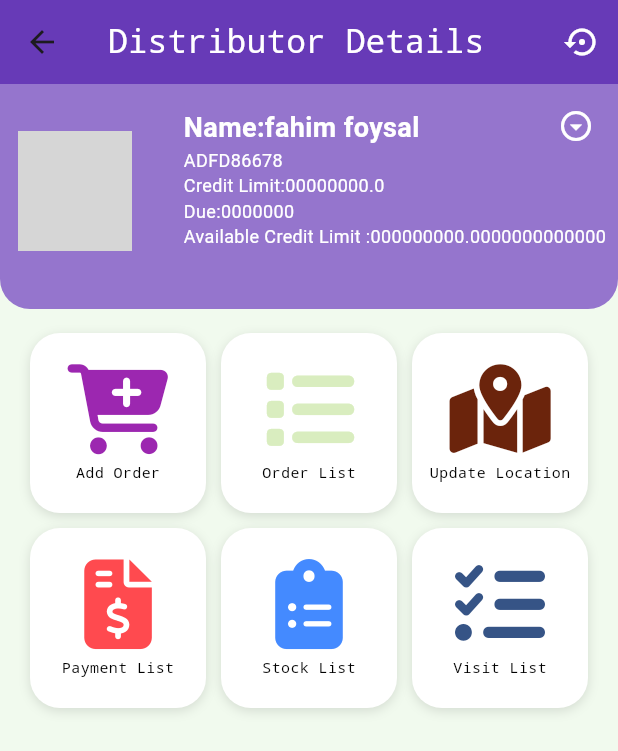
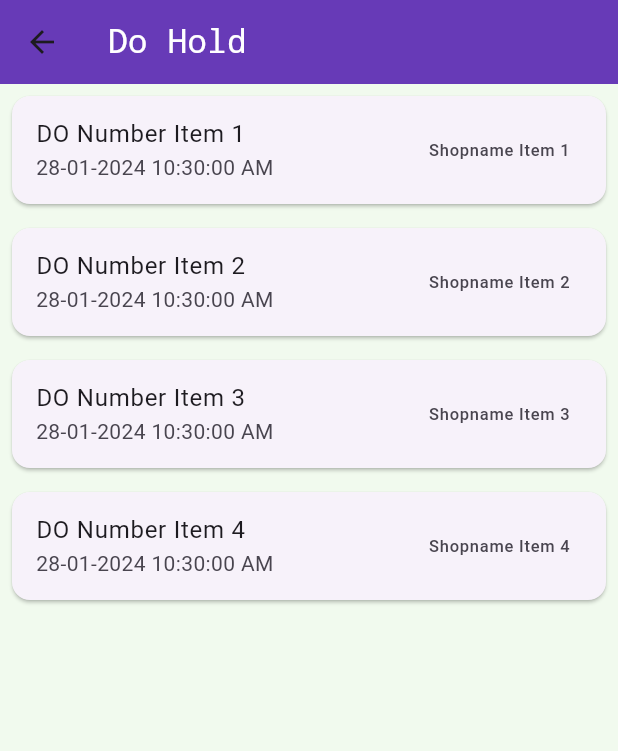
Before and after one commit to fahim-foyshal/robisalesautomationflutter, a Flutter app: the Detailedfeatures screen opened directly with sample values from the repository, after a tap on "Payment List", on a phone screen of 412 x 824 dp. Shown: the top 751 px of the screen. Run offline on Flutter 3.47's test engine with Material 3 defaults, Android fonts, the phone set to English and light mode, and no system bars; our stand-ins replace font_awesome_flutter, percent_indicator, pie_chart; network calls fail; grey boxes are pictures that could not be loaded.

Commit message:
dohold.dart added ✔

```diff
--- a/lib/view/detailedfeatures.dart
+++ b/lib/view/detailedfeatures.dart
@@ -2,6 +2,7 @@ import 'package:flutter/material.dart';
 import 'package:font_awesome_flutter/font_awesome_flutter.dart';
 
 import 'package:robisalesautomation/model/DistributorData.dart';
+import 'package:robisalesautomation/view/dohold.dart';
 import 'package:robisalesautomation/view/openshops.dart';
 import 'package:robisalesautomation/view/orderdelivery.dart';
 import 'package:robisalesautomation/view/tourplanadd.dart';
@@ -10,21 +11,18 @@ import '../utility/mycolors.dart';
 
 class Detailedfeatures extends StatefulWidget {
   final DistributorData distributorData;
-
   const Detailedfeatures({Key? key, required this.distributorData})
       : super(key: key);
-
   @override
   State<Detailedfeatures> createState() => _DetailedfeaturesState();
 }
-
 class _DetailedfeaturesState extends State<Detailedfeatures> {
   @override
   Widget build(BuildContext context) {
     DistributorData distributorData = widget.distributorData;
     return Scaffold(
       appBar: AppBar(
-        title: Text(
+        title: const Text(
           "Distributor Details",
           style: TextStyle(color: Colors.white,fontFamily: "monospace",),
         ),
@@ -32,7 +30,7 @@ class _DetailedfeaturesState extends State<Detailedfeatures> {
         actions: [
           IconButton(
             onPressed: () {},
-            icon: Icon(
+            icon: const Icon(
               Icons.settings_backup_restore,
               color: Colors.white,
             ),
@@ -45,9 +43,9 @@ class _DetailedfeaturesState extends State<Detailedfeatures> {
             Stack(
               children: [
                 Container(
-                  padding: EdgeInsets.only(left: 8, right: 8, bottom: 8),
+                  padding: const EdgeInsets.only(left: 8, right: 8, bottom: 8),
                   height: 150,
-                  decoration: BoxDecoration(
+                  decoration: const BoxDecoration(
                     borderRadius: BorderRadius.only(
                       bottomLeft: Radius.circular(20.0),
                       bottomRight: Radius.circular(20.0),
@@ -62,8 +60,8 @@ class _DetailedfeaturesState extends State<Detailedfeatures> {
                       Container(
                         width: 80,
                         height: 80,
-                        padding: EdgeInsets.only(left: 4),
-                        decoration: BoxDecoration(
+                        padding: const EdgeInsets.only(left: 4),
+                        decoration: const BoxDecoration(
                           shape: BoxShape.circle,
                         ),
                         child: ClipOval(
@@ -77,12 +75,12 @@ class _DetailedfeaturesState extends State<Detailedfeatures> {
                       Column(
                         crossAxisAlignment: CrossAxisAlignment.start,
                         children: [
-                          Padding(
+                          const Padding(
                             padding: EdgeInsets.all(8),
                           ),
                           Text(
                             "Name:${distributorData.distributrname}",
-                            style: TextStyle(
+                            style: const TextStyle(
                               fontSize: 18,
                               fontWeight: FontWeight.bold,
                               color: Colors.white,
@@ -90,17 +88,17 @@ class _DetailedfeaturesState extends State<Detailedfeatures> {
                           ),
                           Text(
                             distributorData.distributrcode,
-                            style: TextStyle(fontSize: 12, color: Colors.white),
+                            style: const TextStyle(fontSize: 12, color: Colors.white),
                           ),
-                          Text(
+                          const Text(
                             'Credit Limit:00000000.0',
                             style: TextStyle(fontSize: 12, color: Colors.white),
                           ),
-                          Text(
+                          const Text(
                             'Due:0000000',
                             style: TextStyle(fontSize: 12, color: Colors.white),
                           ),
-                          Text(
+                          const Text(
                             'Available Credit Limit :000000000.0000000000000',
                             softWrap: true,
                             style: TextStyle(fontSize: 12, color: Colors.white),
@@ -116,7 +114,7 @@ class _DetailedfeaturesState extends State<Detailedfeatures> {
                   child: Container(
                     child: IconButton(
                       onPressed: () {},
-                      icon: Icon(Icons.arrow_drop_down_circle_outlined,color: Colors.white,),
+                      icon: const Icon(Icons.arrow_drop_down_circle_outlined,color: Colors.white,),
                     ),
                   ),
                 ),
@@ -124,7 +122,7 @@ class _DetailedfeaturesState extends State<Detailedfeatures> {
             ),
 
             Container(
-              padding: EdgeInsets.all(16),
+              padding: const EdgeInsets.all(16),
               child: Wrap(
                 alignment: WrapAlignment.start,
                 spacing: 10,
@@ -137,7 +135,7 @@ class _DetailedfeaturesState extends State<Detailedfeatures> {
                     onTap: () {
                       Navigator.push(
                         context,
-                        MaterialPageRoute(builder: (context) => Tourplanadd()),
+                        MaterialPageRoute(builder: (context) => const Tourplanadd()),
                       );
                     },
                   ),
@@ -149,8 +147,7 @@ class _DetailedfeaturesState extends State<Detailedfeatures> {
                       Navigator.push(
                         context,
                         MaterialPageRoute(
-                          builder: (context) => Orderdelivery(
-
+                          builder: (context) => const Orderdelivery(
                           ),
                         ),
                       );
@@ -176,7 +173,10 @@ class _DetailedfeaturesState extends State<Detailedfeatures> {
                     color: const Color(0xFFFF4A4F),
                     text: 'Payment List',
                     onTap: () {
-                      // Add navigation logic here
+                      Navigator.push(
+                        context,
+                        MaterialPageRoute(builder: (context) => const Doholdpage()),
+                      );
                     },
                   ),
                   buildCard(
--- a/lib/view/distributer.dart
+++ b/lib/view/distributer.dart
@@ -25,7 +25,6 @@ class DistributerList extends StatefulWidget {
     ),
   ];
 }
-
 class _DistributerListState extends State<DistributerList>
     with SingleTickerProviderStateMixin {
   bool isFilterSheetVisible = false;
--- /dev/null
+++ b/lib/view/dohold.dart
@@ -0,0 +1,87 @@
+import 'package:flutter/material.dart';
+import 'package:robisalesautomation/utility/mycolors.dart';
+
+class Doholdpage extends StatefulWidget {
+  const Doholdpage({super.key});
+
+  @override
+  State<Doholdpage> createState() => _DoholdpageState();
+}
+
+class _DoholdpageState extends State<Doholdpage> {
+  final List<String> items = [
+    'Item 1',
+    'Item 2',
+    'Item 3',
+    'Item 4',
+  ];
+  final List<String> shopnamrs = [
+    'Item 1',
+    'Item 2',
+    'Item 3',
+    'Item 4',
+  ];
+
+  // Helper function to add leading zero if necessary
+  String _addLeadingZero(int value) {
+    return value < 10 ? '0$value' : '$value';
+  }
+  String _getCurrentDateAndTime() {
+    DateTime now = DateTime.now();
+    String formattedDate = '${now.day}-${_addLeadingZero(now.month)}-${_addLeadingZero(now.year)}';
+    String formattedTime = '${_get12HourFormat(now.hour)}:${_addLeadingZero(now.minute)}:${_addLeadingZero(now.second)} ${_getAMPM(now.hour)}';
+    return '$formattedDate $formattedTime';
+  }
+
+  String _get12HourFormat(int hour) {
+    int hour12 = hour > 12 ? hour - 12 : hour;
+    return _addLeadingZero(hour12);
+  }
+
+  String _getAMPM(int hour) {
+    return hour >= 12 ? 'PM' : 'AM';
+  }
+
+
+
+  @override
+  Widget build(BuildContext context) {
+    return Scaffold(
+      appBar: AppBar(
+        title: const Text(
+          'Do Hold',
+          style: TextStyle(
+            color: Colors.white,
+            fontFamily: "monospace",
+          ),
+        ),
+        backgroundColor: Appcolors.primary,
+      ),
+      body: SafeArea(
+        child: ListView.builder(
+          itemCount: items.length,
+          itemBuilder: (BuildContext context, int index) {
+            String currentDateAndTime = _getCurrentDateAndTime();
+
+            return InkWell(
+              onTap: (){
+                //add onTap code .
+              },
+              child: Card(
+                margin: EdgeInsets.all(8),
+                child: ListTile(
+                  title: Text("DO Number ${items[index]}"),
+                  subtitle: Text(currentDateAndTime),
+                  trailing: Text("Shopname ${shopnamrs[index]}"),
+                  onTap: () {
+                    // Handle item tap (e.g., navigate to a details screen)
+                  },
+                ),
+              ),
+            );
+          },
+        ),
+      ),
+    );
+  }
+}
--- a/lib/view/openshops.dart
+++ b/lib/view/openshops.dart
@@ -7,17 +7,15 @@ class AddShopPage extends StatefulWidget {
   @override
   _AddShopPageState createState() => _AddShopPageState();
 }
-
 // Create a corresponding State class
 class _AddShopPageState extends State<AddShopPage> {
   // Define variables to store the entered shop details
   String _shopName = '';
   String _shopAddress = '';
   String _ownername = '';
-  String  _ownernumber = '';
+  String _ownernumber = '';
   String _managername = '';
-  String  _managernumber = '';
-
+  String _managernumber = '';
   // Define methods to handle user input
   void onShopNameChanged(String value) {
     setState(
@@ -26,7 +24,6 @@ class _AddShopPageState extends State<AddShopPage> {
       },
     );
   }
-
   void onShopAddressChanged(String value) {
     setState(
       () {
@@ -44,7 +41,7 @@ class _AddShopPageState extends State<AddShopPage> {
   void onShopOwnerNumberChnangd(String value) {
     setState(
       () {
-        _ownernumber= value;
+        _ownernumber = value;
       },
     );
   }
@@ -58,11 +55,10 @@ class _AddShopPageState extends State<AddShopPage> {
   void onShopManagerNumberChanged(String value) {
     setState(
       () {
-        _managernumber= value;
+        _managernumber = value;
       },
     );
   }
-
   String selectedOption1 = 'Please Select';
   List<String> dropdownOptions1 = [
     'Please Select',
@@ -106,7 +102,6 @@ class _AddShopPageState extends State<AddShopPage> {
     'Option 2',
     'Option 3',
   ];
-
   @override
   Widget build(BuildContext context) {
     return Scaffold(
@@ -237,7 +232,8 @@ class _AddShopPageState extends State<AddShopPage> {
                                   option,
                                   style: TextStyle(
                                     fontSize: 16,
-                                    color: Colors.black, // Dropdown item text color
+                                    color: Colors
+                                        .black, // Dropdown item text color
                                   ),
                                 ),
                               );
@@ -381,7 +377,8 @@ class _AddShopPageState extends State<AddShopPage> {
                                   option,
                                   style: TextStyle(
                                     fontSize: 16,
-                                    color: Colors.black, // Dropdown item text color
+                                    color: Colors
+                                        .black, // Dropdown item text color
                                   ),
                                 ),
                               );
@@ -452,7 +449,8 @@ class _AddShopPageState extends State<AddShopPage> {
                                   option,
                                   style: TextStyle(
                                     fontSize: 16,
-                                    color: Colors.black, // Dropdown item text color
+                                    color: Colors
+                                        .black, // Dropdown item text color
                                   ),
                                 ),
                               );
@@ -523,7 +521,8 @@ class _AddShopPageState extends State<AddShopPage> {
                                   option,
                                   style: TextStyle(
                                     fontSize: 16,
-                                    color: Colors.black, // Dropdown item text color
+                                    color: Colors
+                                        .black, // Dropdown item text color
                                   ),
                                 ),
                               );
@@ -594,7 +593,8 @@ class _AddShopPageState extends State<AddShopPage> {
                                   option,
                                   style: TextStyle(
                                     fontSize: 16,
-                                    color: Colors.black, // Dropdown item text color
+                                    color: Colors
+                                        .black, // Dropdown item text color
                                   ),
                                 ),
                               );
@@ -664,7 +664,8 @@ class _AddShopPageState extends State<AddShopPage> {
                                   option,
                                   style: TextStyle(
                                     fontSize: 16,
-                                    color: Colors.black, // Dropdown item text color
+                                    color: Colors
+                                        .black, // Dropdown item text color
                                   ),
                                 ),
                               );
@@ -681,11 +682,17 @@ class _AddShopPageState extends State<AddShopPage> {
               Container(
                 width: MediaQuery.of(context).size.width,
                 child: Row(
-
                   mainAxisAlignment: MainAxisAlignment.spaceAround,
                   children: [
                     ElevatedButton(
-                      onPressed: () {},
+                      onPressed: () {
+                        ScaffoldMessenger.of(context).showSnackBar(
+                          SnackBar(
+                            content: Text("Shop Added"),
+                            backgroundColor: Appcolors.primary,
+                          ),
+                        );
+                      },
                       style: ElevatedButton.styleFrom(
                         elevation: 8.0, // Adjust the elevation
                         padding: const EdgeInsets.symmetric(
@@ -704,6 +711,14 @@ class _AddShopPageState extends State<AddShopPage> {
                     ElevatedButton(
                       onPressed: () {
 
+
+                        //Snackbar
+                        ScaffoldMessenger.of(context).showSnackBar(
+                          SnackBar(
+                            content: Text("Discard"),
+                            backgroundColor: Appcolors.primary,
+                          ),
+                        );
                       },
                       style: ElevatedButton.styleFrom(
                         elevation: 8.0, // Adjust the elevation
```
Also changed, not shown: lib/main.dart (+18 -19 lines). Lines whose indentation alone changed are shown as unchanged.
